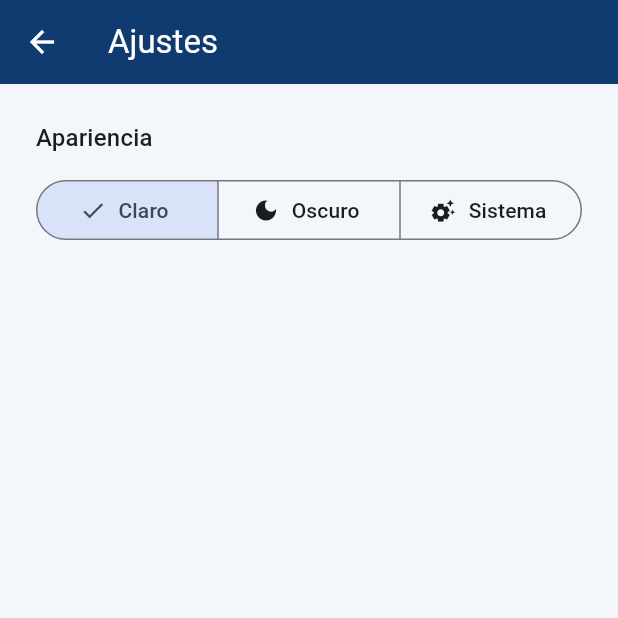
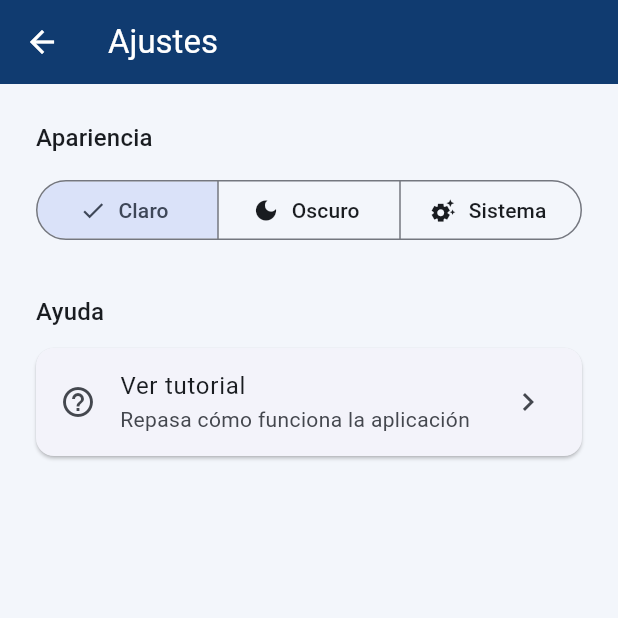
Before and after one commit to DiegoVillela17/Proyecto_Taller_Mecanico, a Flutter app: the screen it shows once a user with an empty profile is signed in, after a tap on the "settings" icon, on a phone screen of 412 x 824 dp, the top half of it. Run offline on Flutter 3.47's test engine with Material 3 defaults, Android fonts, the phone set to English and light mode, and no system bars; our stand-ins replace adaptive_theme, flutter_map, geolocator, latlong2, shared_preferences, showcaseview and 1 more; accounts and stored records are empty.

Commit message:
Showcaseview Plug in agregado
pequeño tutorial para nuevos usuarios

```diff
--- a/lib/modules/ajustes/ajustes_screen.dart
+++ b/lib/modules/ajustes/ajustes_screen.dart
@@ -54,6 +54,25 @@ class AjustesScreen extends StatelessWidget {
                 );
               },
             ),
+            const SizedBox(height: 32),
+            Text(
+              'Ayuda',
+              style: Theme.of(context).textTheme.titleMedium,
+            ),
+            const SizedBox(height: 12),
+            Card(
+              margin: EdgeInsets.zero,
+              clipBehavior: Clip.antiAlias,
+              child: ListTile(
+                leading: const Icon(Icons.help_outline),
+                title: const Text('Ver tutorial'),
+                subtitle: const Text('Repasa cómo funciona la aplicación'),
+                trailing: const Icon(Icons.chevron_right),
+                // Regresa a la pantalla principal indicando que se
+                // quiere ver el tutorial.
+                onTap: () => Navigator.of(context).pop(true),
+              ),
+            ),
           ],
         ),
       ),
--- a/lib/modules/auth/sesion_screen.dart
+++ b/lib/modules/auth/sesion_screen.dart
@@ -1,4 +1,6 @@
 import 'package:flutter/material.dart';
+import 'package:shared_preferences/shared_preferences.dart';
+import 'package:showcaseview/showcaseview.dart';
 import 'package:supabase_flutter/supabase_flutter.dart';
 
 import '../../shared/services/auth_service.dart';
@@ -74,10 +76,114 @@ class _InicioRolScreenState extends State<InicioRolScreen> {
   bool _cerrando = false;
   int _pestana = 0;
 
+  // Tutorial (showcaseview).
+  final _claveTitulo = GlobalKey();
+  final _claveAjustes = GlobalKey();
+  final _claveActualizar = GlobalKey();
+  final _claveSalir = GlobalKey();
+  final _clavesDestinos = <String, GlobalKey>{};
+  String? _rol;
+
+  GlobalKey _claveDestino(String etiqueta) {
+    return _clavesDestinos.putIfAbsent(etiqueta, () => GlobalKey());
+  }
+
   @override
   void initState() {
     super.initState();
+
+    ShowcaseView.register();
+
     _perfil = _auth.obtenerPerfil();
+
+    // Cuando carga el perfil se sabe el rol; si el usuario es nuevo
+    // se muestra el tutorial automáticamente.
+    _perfil.then((perfil) {
+      _rol = perfil['rol'] as String?;
+      return _tutorialSiEsNuevo();
+    }).catchError((_) {});
+  }
+
+  @override
+  void dispose() {
+    ShowcaseView.get().unregister();
+    super.dispose();
+  }
+
+  Future<void> _tutorialSiEsNuevo() async {
+    final idUsuario = Supabase.instance.client.auth.currentUser?.id;
+
+    if (idUsuario == null) return;
+
+    final prefs = await SharedPreferences.getInstance();
+    final clave = 'tutorial_visto_$idUsuario';
+
+    if (prefs.getBool(clave) ?? false) return;
+
+    // Se marca como visto al iniciarlo, así no se repite en cada sesión.
+    await prefs.setBool(clave, true);
+
+    _iniciarTutorial();
+  }
+
+  Future<void> _iniciarTutorial() async {
+    final rol = _rol;
+
+    if (rol == null) return;
+
+    // Pequeña espera para que termine de construirse la pantalla
+    // (o la animación al volver desde Ajustes).
+    await Future<void>.delayed(const Duration(milliseconds: 500));
+
+    if (!mounted) return;
+
+    final destinos = _destinos(rol);
+
+    ShowcaseView.get().startShowCase([
+      _claveTitulo,
+      if (destinos.length > 1)
+        for (final destino in destinos) _claveDestino(destino.etiqueta),
+      _claveAjustes,
+      _claveActualizar,
+      _claveSalir,
+    ]);
+  }
+
+  String _descripcionDestino(String rol, String etiqueta) {
+    switch (etiqueta) {
+      case 'Vehículos':
+        return rol == 'administrador'
+            ? 'Consulta, agrega y edita los vehículos de los clientes.'
+            : 'Consulta la información de tus vehículos y sus servicios.';
+      case 'Tickets':
+        return 'Revisa los tickets de ingreso, sus servicios y su estado.';
+      case 'Mis trabajos':
+        return 'Consulta los servicios que tienes asignados.';
+      case 'Talleres':
+        return 'Mira en el mapa tu ubicación y los talleres cercanos. '
+            'Toca uno para ver su información.';
+      default:
+        return '';
+    }
+  }
+
+  // Envuelve un widget con un paso del tutorial usando los colores del tema.
+  Widget _paso({
+    required GlobalKey clave,
+    required String titulo,
+    required String descripcion,
+    required Widget hijo,
+  }) {
+    final colores = Theme.of(context).colorScheme;
+
+    return Showcase(
+      key: clave,
+      title: titulo,
+      description: descripcion,
+      tooltipBackgroundColor: colores.surface,
+      textColor: colores.onSurface,
+      child: hijo,
+    );
   }
 
   void _recargarPerfil() {
@@ -250,7 +356,12 @@ class _InicioRolScreenState extends State<InicioRolScreen> {
 
         return Scaffold(
           appBar: AppBar(
-            title: Column(
+            title: _paso(
+              clave: _claveTitulo,
+              titulo: '¡Bienvenido a Mi Taller!',
+              descripcion: 'Aquí ves tu nombre y tu rol. '
+                  'Te mostramos rápido cómo usar la aplicación.',
+              hijo: Column(
                 crossAxisAlignment: CrossAxisAlignment.start,
                 children: [
                   const Text('Mi Taller'),
@@ -265,27 +376,50 @@ class _InicioRolScreenState extends State<InicioRolScreen> {
                     ),
                 ],
               ),
+            ),
             actions: [
-              IconButton(
+              _paso(
+                clave: _claveAjustes,
+                titulo: 'Ajustes',
+                descripcion: 'Cambia entre modo claro y oscuro y '
+                    'vuelve a ver este tutorial cuando quieras.',
+                hijo: IconButton(
                   tooltip: 'Ajustes',
-                onPressed: () {
-                  Navigator.of(context).push(
+                  onPressed: () async {
+                    final verTutorial =
+                        await Navigator.of(context).push<bool>(
                       MaterialPageRoute(
                         builder: (_) => const AjustesScreen(),
                       ),
                     );
+
+                    if (verTutorial == true) {
+                      _iniciarTutorial();
+                    }
                   },
                   icon: const Icon(Icons.settings),
                 ),
-              IconButton(
+              ),
+              _paso(
+                clave: _claveActualizar,
+                titulo: 'Actualizar perfil',
+                descripcion: 'Vuelve a cargar tu perfil y tu rol '
+                    'si algo cambió.',
+                hijo: IconButton(
                   tooltip: 'Actualizar perfil',
                   onPressed: cargando ? null : _recargarPerfil,
                   icon: const Icon(Icons.refresh),
                 ),
-              IconButton(
+              ),
+              _paso(
+                clave: _claveSalir,
+                titulo: 'Cerrar sesión',
+                descripcion: 'Sal de tu cuenta cuando termines.',
+                hijo: IconButton(
                   tooltip: 'Cerrar sesión',
                   onPressed: _cerrando ? null : _salir,
                   icon: const Icon(Icons.logout),
+                ),
               ),
             ],
           ),
@@ -299,10 +433,18 @@ class _InicioRolScreenState extends State<InicioRolScreen> {
                   },
                   destinations: [
                     for (final destino in destinos)
-                      NavigationDestination(
+                      _paso(
+                        clave: _claveDestino(destino.etiqueta),
+                        titulo: destino.etiqueta,
+                        descripcion: _descripcionDestino(
+                          rol ?? '',
+                          destino.etiqueta,
+                        ),
+                        hijo: NavigationDestination(
                           icon: Icon(destino.icono),
                           selectedIcon: Icon(destino.iconoActivo),
                           label: destino.etiqueta,
+                        ),
                       ),
                   ],
                 )
--- a/pubspec.yaml
+++ b/pubspec.yaml
@@ -39,6 +39,8 @@ dependencies:
   flutter_map: 8.2.2
   latlong2: ^0.9.1
   geolocator: ^14.1.2
+  showcaseview: ^5.0.0
+  shared_preferences: ^2.3.0
 
 dev_dependencies:
   flutter_test:
```
Also changed, not shown: pubspec.lock. Lines whose indentation alone changed are shown as unchanged.
